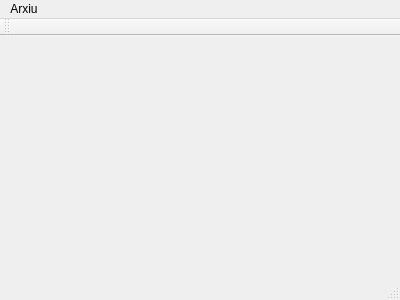
Qt form OpenMP/image-search/mainwindow.ui (Mithrandir0x/sc) before a commit.
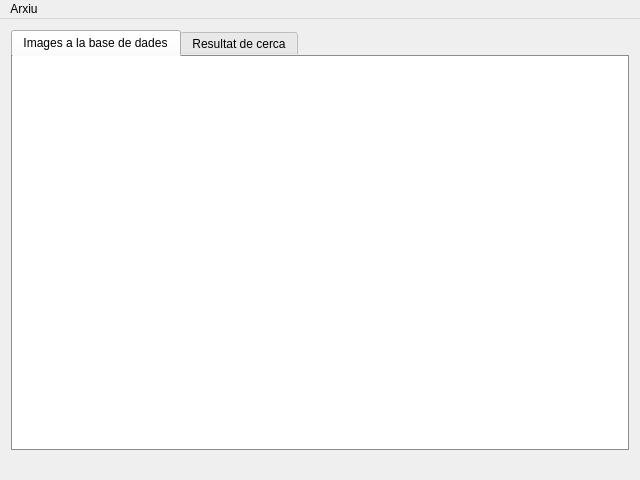
The same form after that commit.

Commit message: Added some UI magic and refactored database implementation

Patch:
```diff
--- a/OpenMP/image-search/mainwindow.ui
+++ b/OpenMP/image-search/mainwindow.ui
@@ -6,20 +6,109 @@
    <rect>
     <x>0</x>
     <y>0</y>
-    <width>400</width>
-    <height>300</height>
+    <width>640</width>
+    <height>480</height>
    </rect>
   </property>
+  <property name="sizePolicy">
+   <sizepolicy hsizetype="Fixed" vsizetype="Fixed">
+    <horstretch>0</horstretch>
+    <verstretch>0</verstretch>
+   </sizepolicy>
+  </property>
   <property name="windowTitle">
-   <string>MainWindow</string>
+   <string>Image Search</string>
   </property>
-  <widget class="QWidget" name="centralWidget"/>
+  <property name="styleSheet">
+   <string notr="true"/>
+  </property>
+  <property name="iconSize">
+   <size>
+    <width>24</width>
+    <height>24</height>
+   </size>
+  </property>
+  <widget class="QWidget" name="centralWidget">
+   <property name="enabled">
+    <bool>true</bool>
+   </property>
+   <layout class="QVBoxLayout" name="verticalLayout">
+    <item>
+     <widget class="QTabWidget" name="tabWidget">
+      <property name="autoFillBackground">
+       <bool>false</bool>
+      </property>
+      <property name="styleSheet">
+       <string notr="true">QTabWidget::pane { border: 1px solid #898c95; background:#fff; top: -1px; }</string>
+      </property>
+      <property name="tabShape">
+       <enum>QTabWidget::Rounded</enum>
+      </property>
+      <property name="currentIndex">
+       <number>0</number>
+      </property>
+      <property name="tabsClosable">
+       <bool>false</bool>
+      </property>
+      <widget class="QWidget" name="tab">
+       <attribute name="title">
+        <string>Images a la base de dades</string>
+       </attribute>
+       <layout class="QVBoxLayout" name="verticalLayout_2">
+        <item>
+         <widget class="QListWidget" name="loadedImagesListView">
+          <property name="styleSheet">
+           <string notr="true">border: 0px;</string>
+          </property>
+          <property name="iconSize">
+           <size>
+            <width>128</width>
+            <height>128</height>
+           </size>
+          </property>
+          <property name="resizeMode">
+           <enum>QListView::Adjust</enum>
+          </property>
+          <property name="viewMode">
+           <enum>QListView::IconMode</enum>
+          </property>
+         </widget>
+        </item>
+       </layout>
+      </widget>
+      <widget class="QWidget" name="tab_2">
+       <attribute name="title">
+        <string>Resultat de cerca</string>
+       </attribute>
+       <layout class="QVBoxLayout" name="verticalLayout_3">
+        <item>
+         <widget class="QListWidget" name="mostCommonImagesListView">
+          <property name="iconSize">
+           <size>
+            <width>64</width>
+            <height>64</height>
+           </size>
+          </property>
+          <property name="resizeMode">
+           <enum>QListView::Adjust</enum>
+          </property>
+          <property name="viewMode">
+           <enum>QListView::IconMode</enum>
+          </property>
+         </widget>
+        </item>
+       </layout>
+      </widget>
+     </widget>
+    </item>
+   </layout>
+  </widget>
   <widget class="QMenuBar" name="menuBar">
    <property name="geometry">
     <rect>
      <x>0</x>
      <y>0</y>
-     <width>400</width>
+     <width>640</width>
      <height>21</height>
     </rect>
    </property>
@@ -34,15 +123,11 @@
    </widget>
    <addaction name="menuArxiu"/>
   </widget>
-  <widget class="QToolBar" name="mainToolBar">
-   <attribute name="toolBarArea">
-    <enum>TopToolBarArea</enum>
-   </attribute>
-   <attribute name="toolBarBreak">
+  <widget class="QStatusBar" name="statusBar">
+   <property name="sizeGripEnabled">
     <bool>false</bool>
-   </attribute>
+   </property>
   </widget>
-  <widget class="QStatusBar" name="statusBar"/>
   <action name="actionImportImages">
    <property name="text">
     <string>Importar imatges</string>
```
The commit also changes 6 other files.
